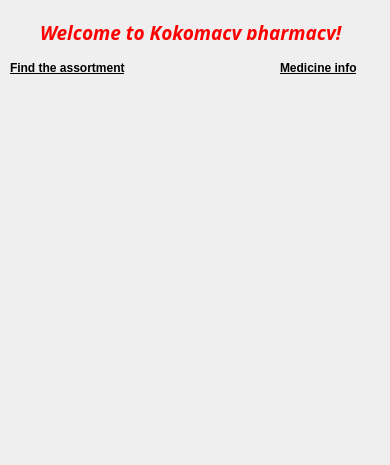
Above: mainwindow.ui from kokos34/QT before the change. Below: the same form after it.
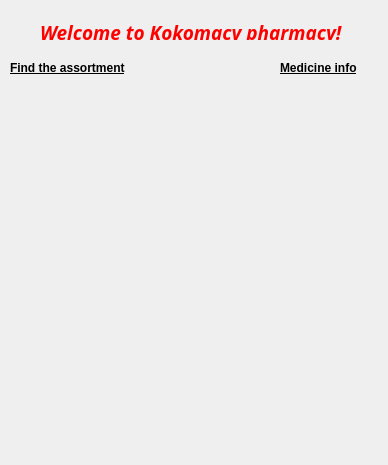
That is the form after the change.

```diff
--- a/mainwindow.ui
+++ b/mainwindow.ui
@@ -6,7 +6,7 @@
    <rect>
     <x>0</x>
     <y>0</y>
-    <width>390</width>
+    <width>388</width>
     <height>465</height>
    </rect>
   </property>
```
